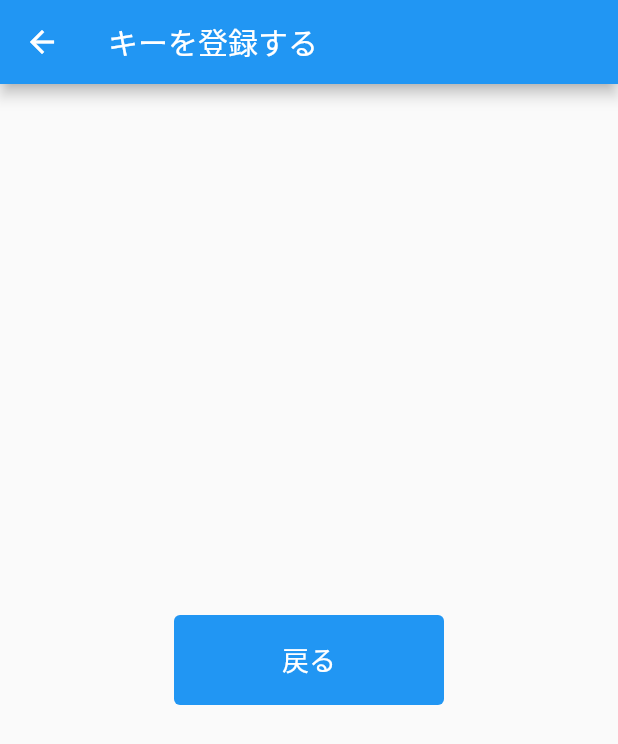
After one commit to ryo-is/freee-timestamp-app, a Flutter app: the screen it shows after launch, after a tap on "キーを登録する", on a phone screen of 412 x 824 dp. The commit adds this screen. Shown: the top 744 px of the screen. Run offline on Flutter 3.47's test engine with Material 2 defaults, Android fonts, the phone set to English and light mode, and no system bars; our stand-ins replace flutter_dotenv; missing offline and left inert: desktop_window; network calls fail.

Commit message:
feat: add register keys page

```diff
--- a/lib/main.dart
+++ b/lib/main.dart
@@ -1,11 +1,19 @@
 import 'package:flutter/material.dart';
 import 'package:desktop_window/desktop_window.dart';
+import 'package:freee_time_stamp/register_keys.dart';
 import 'package:http/http.dart' as http;
 import 'dart:convert' as convert;
 import 'package:flutter_dotenv/flutter_dotenv.dart';
 
 import 'buttons.dart';
 import 'enums.dart';
+
+class MenuItem {
+  String text;
+  Function action;
+
+  MenuItem({required this.text, required this.action});
+}
 
 void main() async {
   WidgetsFlutterBinding.ensureInitialized();
@@ -47,6 +55,8 @@ class _MyHomePageState extends State<MyHomePage> {
   // String _refreshToken = '';
   String _employeeId = '';
   String _companyId = '';
+
+  final List<MenuItem> _menuItems = [MenuItem(text: 'キーを登録', action: () => {})];
 
   Future<void> getAvailableTypes() async {
     var url = Uri.https(
@@ -121,25 +131,24 @@ class _MyHomePageState extends State<MyHomePage> {
     return Scaffold(
       appBar: AppBar(
         title: Text(widget.title),
+        actions: <Widget>[
+          PopupMenuButton(
+            icon: const Icon(Icons.settings),
+            itemBuilder: (BuildContext context) {
+              return _menuItems.map((MenuItem item) {
+                return PopupMenuItem(
+                  child: Text(item.text),
+                  onTap: () => item.action(),
+                );
+              }).toList();
+            },
+          )
+        ],
       ),
       body: Center(
         child: Column(
           mainAxisAlignment: MainAxisAlignment.center,
           children: <Widget>[
-            // Container(
-            //   margin: const EdgeInsets.all(10),
-            //   child: Column(children: [
-            //     const Text(
-            //       '現在のステータス',
-            //       style: TextStyle(fontSize: 18),
-            //     ),
-            //     Text(
-            //       statusToString(_status),
-            //       style: const TextStyle(
-            //           fontSize: 32, fontWeight: FontWeight.bold),
-            //     ),
-            //   ]),
-            // ),
             Column(
               mainAxisAlignment: MainAxisAlignment.center,
               children: [
@@ -177,6 +186,18 @@ class _MyHomePageState extends State<MyHomePage> {
                   ),
               ],
             ),
+            Container(
+              margin: const EdgeInsets.only(top: 20),
+              child: EnableButton(
+                text: 'キーを登録する',
+                onPressed: () => {
+                  Navigator.push(
+                      context,
+                      MaterialPageRoute(
+                          builder: (context) => const RegisterKeys()))
+                },
+              ),
+            )
           ],
         ),
       ),
--- /dev/null
+++ b/lib/register_keys.dart
@@ -0,0 +1,24 @@
+import 'package:flutter/material.dart';
+import 'package:freee_time_stamp/buttons.dart';
+
+class RegisterKeys extends StatelessWidget {
+  const RegisterKeys({super.key});
+
+  @override
+  Widget build(BuildContext context) {
+    return Scaffold(
+        appBar: AppBar(
+          title: const Text("キーを登録する"),
+        ),
+        body: Center(
+          child: Column(
+              mainAxisAlignment: MainAxisAlignment.center,
+              children: <Widget>[
+                Container(
+                    margin: const EdgeInsets.all(10),
+                    child: EnableButton(
+                        text: "戻る", onPressed: () => Navigator.pop(context)))
+              ]),
+        ));
+  }
+}
```
Also changed, not shown: 1 other file.
